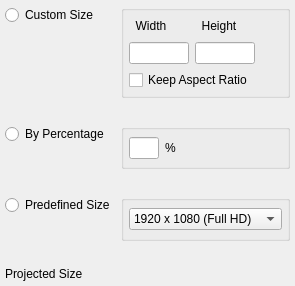
Old version of the form Resize/UI/resize_ui.ui in the repository n00bcybot/easywatermark.
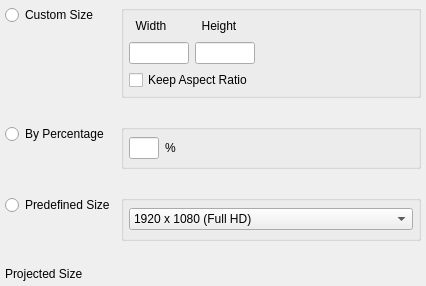
New version of the form.

Patch:
```diff
--- a/Resize/UI/resize_ui.ui
+++ b/Resize/UI/resize_ui.ui
@@ -6,14 +6,23 @@
    <rect>
     <x>0</x>
     <y>0</y>
-    <width>293</width>
+    <width>300</width>
     <height>286</height>
    </rect>
   </property>
+  <property name="minimumSize">
+   <size>
+    <width>300</width>
+    <height>0</height>
+   </size>
+  </property>
   <property name="windowTitle">
    <string>Resize</string>
   </property>
   <layout class="QGridLayout" name="gridLayout_5">
+   <property name="sizeConstraint">
+    <enum>QLayout::SizeConstraint::SetMinimumSize</enum>
+   </property>
    <property name="leftMargin">
     <number>5</number>
    </property>
@@ -28,6 +37,9 @@
    </property>
    <item row="0" column="0">
     <layout class="QGridLayout" name="gridLayout">
+     <property name="sizeConstraint">
+      <enum>QLayout::SizeConstraint::SetMinimumSize</enum>
+     </property>
      <item row="1" column="1">
       <spacer name="horizontalSpacer">
        <property name="orientation">
@@ -43,10 +55,19 @@
      </item>
      <item row="0" column="1">
       <widget class="QGroupBox" name="groupBox">
+       <property name="minimumSize">
+        <size>
+         <width>300</width>
+         <height>0</height>
+        </size>
+       </property>
        <property name="title">
         <string/>
        </property>
        <layout class="QGridLayout" name="gridLayout_4">
+        <property name="sizeConstraint">
+         <enum>QLayout::SizeConstraint::SetMinimumSize</enum>
+        </property>
         <property name="leftMargin">
          <number>5</number>
         </property>
@@ -181,6 +202,9 @@
    </item>
    <item row="1" column="0">
     <layout class="QGridLayout" name="gridLayout_2">
+     <property name="sizeConstraint">
+      <enum>QLayout::SizeConstraint::SetMinimumSize</enum>
+     </property>
      <item row="0" column="0">
       <layout class="QVBoxLayout" name="verticalLayout_2">
        <item>
@@ -217,6 +241,9 @@
         <string/>
        </property>
        <layout class="QHBoxLayout" name="horizontalLayout_3">
+        <property name="sizeConstraint">
+         <enum>QLayout::SizeConstraint::SetMinimumSize</enum>
+        </property>
         <property name="leftMargin">
          <number>5</number>
         </property>
@@ -279,6 +306,9 @@
    </item>
    <item row="2" column="0">
     <layout class="QGridLayout" name="gridLayout_3">
+     <property name="sizeConstraint">
+      <enum>QLayout::SizeConstraint::SetMinimumSize</enum>
+     </property>
      <item row="0" column="0">
       <layout class="QVBoxLayout" name="verticalLayout_3">
        <item>
@@ -318,6 +348,9 @@
         <bool>false</bool>
        </property>
        <layout class="QHBoxLayout" name="horizontalLayout_4">
+        <property name="sizeConstraint">
+         <enum>QLayout::SizeConstraint::SetMinimumSize</enum>
+        </property>
         <property name="leftMargin">
          <number>5</number>
         </property>
@@ -369,6 +402,9 @@
    </item>
    <item row="3" column="0">
     <layout class="QHBoxLayout" name="horizontalLayout">
+     <property name="sizeConstraint">
+      <enum>QLayout::SizeConstraint::SetMinimumSize</enum>
+     </property>
      <item>
       <widget class="QLabel" name="label">
        <property name="text">
```
Left out of the diff: 9 changed lines with no effect on the pictures.
